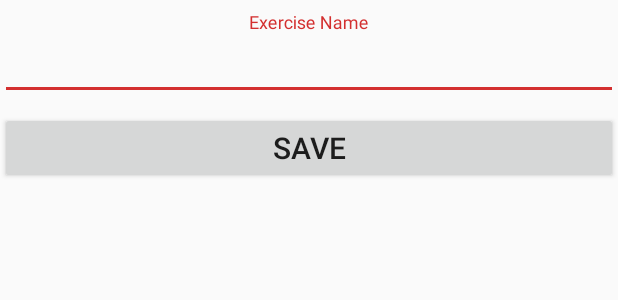
After one commit to FRETX/FretXAppAndroid, an Android app: the layout chord_custom_sequence_name_dialog.xml on its own in the app's theme, with its tools: preview values and no code run, on a phone screen of 412 x 824 dp. The commit adds this screen. Shown: the top 300 px of the screen. Run offline under Robolectric (Android 15) with nearby library versions, the phone set to English and light mode, and no system bars.

Commit message:
[+] correct dialog behaviour

```diff
--- a/app/src/main/java/fretx/version4/paging/learn/LearnCustomChordExerciseFragment.java
+++ b/app/src/main/java/fretx/version4/paging/learn/LearnCustomChordExerciseFragment.java
@@ -30,7 +30,6 @@ import rocks.fretx.audioprocessing.MusicUtils;
  */
 
 public class LearnCustomChordExerciseFragment extends Fragment {
-
 	Chord currentChord;
 	MainActivity mActivity;
 	FrameLayout rootView;
--- /dev/null
+++ b/app/src/main/res/layout/chord_custom_sequence_name_dialog.xml
@@ -0,0 +1,25 @@
+<?xml version="1.0" encoding="utf-8"?>
+<LinearLayout xmlns:android="http://schemas.android.com/apk/res/android"
+    android:orientation="vertical" android:layout_width="match_parent"
+    android:layout_height="match_parent">
+
+    <android.support.design.widget.TextInputLayout
+        android:layout_width="match_parent"
+        android:layout_height="wrap_content"
+        android:layout_marginTop="8dp"
+        android:layout_marginBottom="8dp">
+        <EditText android:id="@+id/name"
+            android:layout_width="match_parent"
+            android:layout_height="wrap_content"
+            android:inputType="text"
+            android:hint="Exercise Name"
+            android:gravity="center_vertical|center_horizontal" />
+    </android.support.design.widget.TextInputLayout>
+
+    <Button
+        android:text="save"
+        android:layout_width="match_parent"
+        android:layout_height="wrap_content"
+        android:id="@+id/save" />
+
+</LinearLayout>
```
Also changed, not shown: app/src/main/java/fretx/version4/paging/learn/LearnCustomChordExerciseDialog.java (+97 -42 lines).
